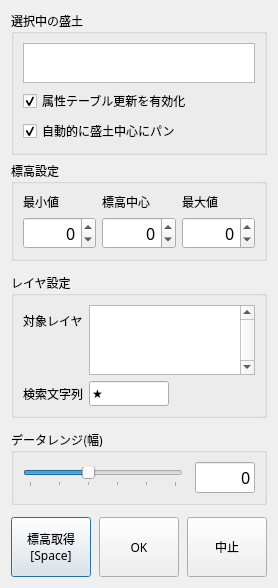
The window that demstyle_all_dialog_base.ui (tamaohome/qgis-demstyle-all) describes before a commit, drawn with Qt 5.
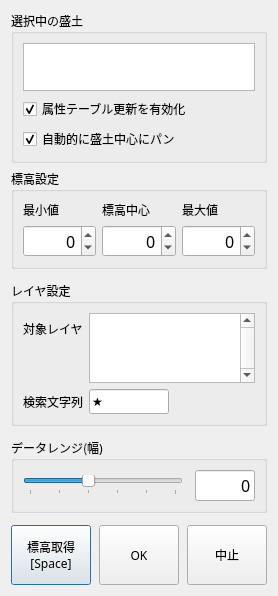
The same window after the commit.

Commit message: ✨ feat: 地物テーブルの表示サイズを調整

```diff
--- a/demstyle_all_dialog_base.ui
+++ b/demstyle_all_dialog_base.ui
@@ -55,9 +55,14 @@
         <property name="maximumSize">
          <size>
           <width>16777215</width>
-          <height>40</height>
+          <height>48</height>
          </size>
         </property>
+        <property name="font">
+         <font>
+          <pointsize>10</pointsize>
+         </font>
+        </property>
        </widget>
       </item>
       <item>
```
The commit also changes 1 other file.
